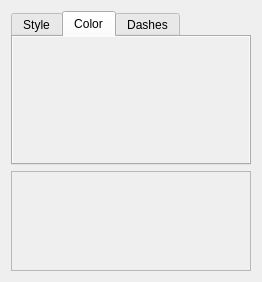
The window that src/gui/widgets/shape_style/stroke_style_widget.ui (mbasaglia/glaxnimate) describes before a commit, drawn with Qt 5.
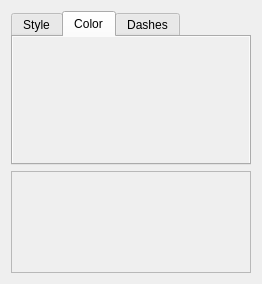
The same window after the commit. Icons and pictures are not drawn. Custom widgets are drawn as their Qt base class.

```diff
--- a/src/gui/widgets/shape_style/stroke_style_widget.ui
+++ b/src/gui/widgets/shape_style/stroke_style_widget.ui
@@ -7,7 +7,7 @@
     <x>0</x>
     <y>0</y>
     <width>262</width>
-    <height>282</height>
+    <height>284</height>
    </rect>
   </property>
   <property name="sizePolicy">
```
Left out of the diff: 44 changed lines with no effect on the pictures.
